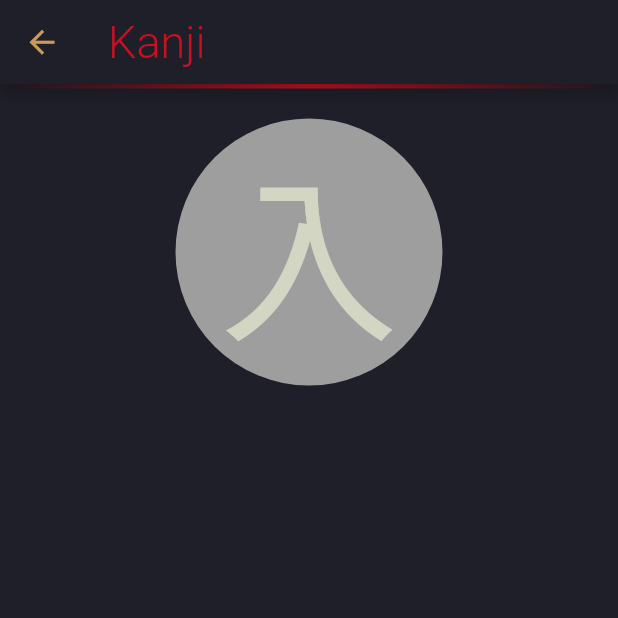
After one commit to ectrema/jap_v2, a Flutter app: the LessonView screen opened by its route, after a tap on "Les Kanji", on a phone screen of 412 x 824 dp, the top half of it. The commit adds this screen. Run offline on Flutter 3.47's test engine with Material 2 defaults, Android fonts, the phone set to English and light mode, and no system bars; our stand-ins replace get.

Commit message:
kanji transition view

```diff
--- a/lib/ui/navigation/export_routes.dart
+++ b/lib/ui/navigation/export_routes.dart
@@ -22,3 +22,8 @@ export '../views/revision/revision_view.dart';
 export '../views/lesson/kana/kana_view.dart';
 export '../views/lesson/kana/kana_view_controller.dart';
 export '../views/lesson/kana/kana_view_controller_bindings.dart';
+
+/* Kanji */
+export '../views/lesson/kanji/kanji_view.dart';
+export '../views/lesson/kanji/kanji_view_controller.dart';
+export '../views/lesson/kanji/kanji_view_controller_bindings.dart';
--- a/lib/ui/navigation/navigation.dart
+++ b/lib/ui/navigation/navigation.dart
@@ -25,6 +25,11 @@ class Nav {
               page: () => const mobile.KanaView(),
               binding: mobile.KanaViewControllerBinding(),
             ),
+            GetPage(
+              name: Routes.kanji,
+              page: () => const mobile.KanjiView(),
+              binding: mobile.KanjiViewControllerBinding(),
+            ),
           ],
         ),
         GetPage(
--- a/lib/ui/navigation/routes.dart
+++ b/lib/ui/navigation/routes.dart
@@ -6,5 +6,6 @@ class Routes {
     static const home = '/home';
     static const lesson = '/lesson';
     static const kana = '/kana';
+    static const kanji = '/kanji';
     static const revision = '/revision';
 }
--- /dev/null
+++ b/lib/ui/views/lesson/kanji/kanji_view.dart
@@ -0,0 +1,63 @@
+import 'package:flutter/material.dart';
+import 'package:get/get.dart';
+import 'package:jap_v2/ui/core/widget/space_red_widget.dart';
+import 'package:jap_v2/ui/views/lesson/kanji/kanji_view_controller.dart';
+
+class KanjiView extends GetView<KanjiViewController> {
+  const KanjiView({Key? key}) : super(key: key);
+
+  @override
+  Widget build(BuildContext context) {
+    return Scaffold(
+      appBar: AppBar(
+        title: const Text(
+          'Kanji',
+        ),
+      ),
+      body: SafeArea(
+        child: Center(
+          child: Column(
+            children: [
+              const SpaceRedWidget(),
+              Padding(
+                padding: const EdgeInsets.only(top: 20.0),
+                child: Container(
+                  alignment: Alignment.center,
+                  decoration: const BoxDecoration(
+                    shape: BoxShape.circle,
+                    color: Colors.grey,
+                  ),
+                  width: (MediaQuery.of(context).size.width) / 2,
+                  child: GestureDetector(
+                    // splashColor: Colors.transparent,
+                    onTap: () {},
+                    child: const Text(
+                      '入',
+                      style: TextStyle(fontSize: 120.0),
+                    ),
+                  ),
+                ),
+              ),
+              // Container(
+              //   width: 200,
+              //   height: 200,
+              //   child: Padding(
+              //     padding: const EdgeInsets.fromLTRB(0.0, 20.0, 0.0, 0.0),
+              //     child: FlatButton(
+              //       color: Colors.grey,
+              //       shape: CircleBorder(),
+              //       onPressed: () {},
+              //       child: Text(
+              //         '元',
+              //         style: TextStyle(fontSize: 100.0),
+              //       ),
+              //     ),
+              //   ),
+              // ),
+            ],
+          ),
+        ),
+      ),
+    );
+  }
+}
--- /dev/null
+++ b/lib/ui/views/lesson/kanji/kanji_view_controller.dart
@@ -0,0 +1,3 @@
+import 'package:get/get.dart';
+
+class KanjiViewController extends GetxController {}
--- /dev/null
+++ b/lib/ui/views/lesson/kanji/kanji_view_controller_bindings.dart
@@ -0,0 +1,12 @@
+import 'package:get/get.dart';
+
+import 'kanji_view_controller.dart';
+
+class KanjiViewControllerBinding implements Bindings {
+  @override
+  void dependencies() {
+    Get.lazyPut<KanjiViewController>(
+      () => KanjiViewController(),
+    );
+  }
+}
--- a/lib/ui/views/lesson/lesson_view.dart
+++ b/lib/ui/views/lesson/lesson_view.dart
@@ -48,7 +48,7 @@ class LessonView extends GetView<LessonViewController> {
         Container(
           margin: const EdgeInsets.only(top: 15),
           width: 310,
-          child: InkWell(
+          child: GestureDetector(
             onTap: () async {
               await Get.toNamed(
                 Routes.app + Routes.lesson + Routes.kana,
@@ -76,7 +76,7 @@ class LessonView extends GetView<LessonViewController> {
         Container(
           margin: const EdgeInsets.only(top: 10),
           width: 310,
-          child: InkWell(
+          child: GestureDetector(
             onTap: () async {
               await Get.toNamed(
                 Routes.app + Routes.lesson + Routes.kana,
@@ -134,7 +134,7 @@ class LessonView extends GetView<LessonViewController> {
           margin: const EdgeInsets.only(top: 15),
           width: 310,
           child: GestureDetector(
-            // onTap: () => Modular.to.pushNamed(KanjiModule.route),
+            onTap: () => Get.toNamed(Routes.app + Routes.lesson + Routes.kanji),
             child: Row(
               children: const [
                 Padding(
```
